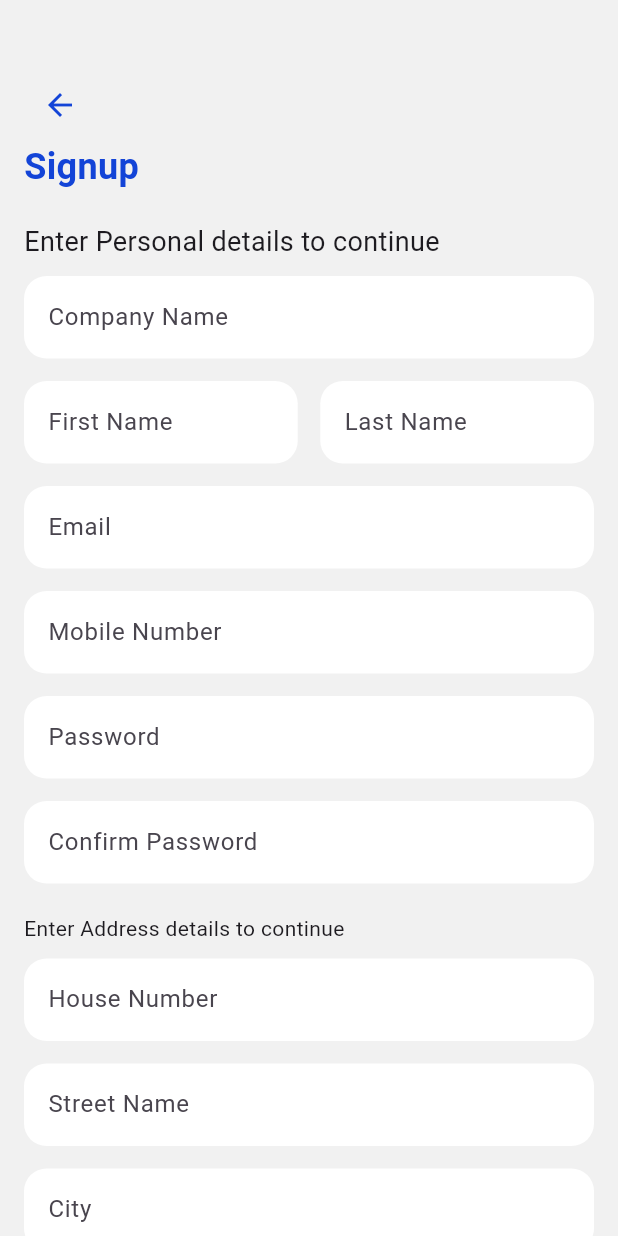
After one commit to Eng-Mushtaq/Passengers-Luggage-Driver, a Flutter app: the DriverSignupScreen screen opened directly, on a phone screen of 412 x 824 dp. The commit adds this screen. Run offline on Flutter 3.47's test engine with Material 3 defaults, Android fonts, the phone set to English and light mode, and no system bars; our stand-ins replace get.

Commit message:
add signup screen

```diff
--- a/lib/SignupScreen.dart
+++ b/lib/Customer/SignupScreen.dart
@@ -1,14 +1,14 @@
 import 'package:flutter/material.dart';
 import 'package:luggage_delivery/onboarding/constant.dart';
 
-import 'custom_widgets/custom_textformfield.dart';
+import '../custom_widgets/custom_textformfield.dart';
 
-class SignupScreen extends StatefulWidget {
+class CustomerSignupScreen extends StatefulWidget {
   @override
-  _SignupScreenState createState() => _SignupScreenState();
+  _CustomerSignupScreenState createState() => _CustomerSignupScreenState();
 }
 
-class _SignupScreenState extends State<SignupScreen> {
+class _CustomerSignupScreenState extends State<CustomerSignupScreen> {
   final TextEditingController companyController = TextEditingController();
   final TextEditingController firstNameController = TextEditingController();
   final TextEditingController lastNameController = TextEditingController();
--- /dev/null
+++ b/lib/Driver/SignupScreen.dart
@@ -0,0 +1,184 @@
+import 'package:flutter/material.dart';
+import 'package:luggage_delivery/onboarding/constant.dart';
+
+import '../custom_widgets/custom_textformfield.dart';
+
+class DriverSignupScreen extends StatefulWidget {
+  @override
+  _DriverSignupScreenState createState() => _DriverSignupScreenState();
+}
+
+class _DriverSignupScreenState extends State<DriverSignupScreen> {
+  final TextEditingController companyController = TextEditingController();
+  final TextEditingController firstNameController = TextEditingController();
+  final TextEditingController lastNameController = TextEditingController();
+  final TextEditingController emailController = TextEditingController();
+  final TextEditingController mobileNumberController = TextEditingController();
+  final TextEditingController passwordController = TextEditingController();
+  final TextEditingController confirmPasswordController =
+      TextEditingController();
+  final TextEditingController houseNumberController = TextEditingController();
+  final TextEditingController streetNameController = TextEditingController();
+  final TextEditingController cityController = TextEditingController();
+  final TextEditingController stateController = TextEditingController();
+  final TextEditingController postcodeController = TextEditingController();
+  final TextEditingController countryController = TextEditingController();
+
+  @override
+  Widget build(BuildContext context) {
+    return Scaffold(
+      backgroundColor: const Color(0xFFf1f1f1),
+      // appBar: AppBar(
+      //   title: Text('Signup'),
+      // ),
+      body: SingleChildScrollView(
+        child: Padding(
+          padding: const EdgeInsets.all(16.0),
+          child: Column(
+            crossAxisAlignment: CrossAxisAlignment.stretch,
+            children: <Widget>[
+              const SizedBox(height: 30),
+              Row(
+                children: [
+                  const SizedBox(),
+                  IconButton(
+                      padding: EdgeInsets.zero,
+                      onPressed: () {},
+                      icon: Icon(
+                        Icons.arrow_back,
+                        color: blue,
+                      )),
+                ],
+              ),
+              Text(
+                'Signup',
+                style: TextStyle(
+                    fontWeight: FontWeight.bold, fontSize: 24, color: blue),
+              ),
+              const SizedBox(height: 20),
+              const Text(
+                'Enter Personal details to continue',
+                style: TextStyle(
+                  fontSize: 18,
+                ),
+              ),
+              const SizedBox(height: 10),
+              CustomTextFormField(
+                labelText: 'Company Name',
+                controller: companyController,
+                textInputType: TextInputType.text,
+              ),
+              const SizedBox(height: 15),
+              Row(
+                children: [
+                  Expanded(
+                    child: CustomTextFormField(
+                      labelText: 'First Name',
+                      controller: firstNameController,
+                      textInputType: TextInputType.name,
+                    ),
+                  ),
+                  const SizedBox(width: 15),
+                  Expanded(
+                    child: CustomTextFormField(
+                      labelText: 'Last Name',
+                      controller: lastNameController,
+                      textInputType: TextInputType.name,
+                    ),
+                  ),
+                ],
+              ),
+              const SizedBox(height: 15),
+              CustomTextFormField(
+                labelText: 'Email',
+                controller: emailController,
+                textInputType: TextInputType.emailAddress,
+              ),
+              const SizedBox(height: 15),
+              CustomTextFormField(
+                labelText: 'Mobile Number',
+                controller: mobileNumberController,
+                textInputType: TextInputType.phone,
+              ),
+              const SizedBox(height: 15),
+              CustomTextFormField(
+                labelText: 'Password',
+                controller: passwordController,
+                isObsecure: true,
+              ),
+              const SizedBox(height: 15),
+              CustomTextFormField(
+                labelText: 'Confirm Password',
+                controller: confirmPasswordController,
+                isObsecure: true,
+              ),
+              const SizedBox(height: 20),
+              const Text('Enter Address details to continue'),
+              const SizedBox(height: 10),
+              CustomTextFormField(
+                labelText: 'House Number',
+                controller: houseNumberController,
+                textInputType: TextInputType.number,
+              ),
+              const SizedBox(height: 15),
+              CustomTextFormField(
+                labelText: 'Street Name',
+                controller: streetNameController,
+                textInputType: TextInputType.streetAddress,
+              ),
+              const SizedBox(height: 15),
+              CustomTextFormField(
+                labelText: 'City',
+                controller: cityController,
+                textInputType: TextInputType.text,
+              ),
+              const SizedBox(height: 15),
+              CustomTextFormField(
+                labelText: 'State',
+                controller: stateController,
+                textInputType: TextInputType.text,
+              ),
+              const SizedBox(height: 15),
+              CustomTextFormField(
+                labelText: 'Postcode',
+                controller: postcodeController,
+                textInputType: TextInputType.number,
+              ),
+              const SizedBox(height: 15),
+              CustomTextFormField(
+                labelText: 'Country',
+                controller: countryController,
+                textInputType: TextInputType.text,
+              ),
+              const SizedBox(height: 20),
+              SizedBox(
+                height: 55,
+                child: ElevatedButton(
+                  onPressed: () {
+                    // Implement login logic
+                  },
+                  style: ElevatedButton.styleFrom(
+                    backgroundColor: blue,
+                    shape: RoundedRectangleBorder(
+                      borderRadius: BorderRadius.circular(
+                          8.0), // Adjust the radius as needed
+                    ),
+                    //   padding: EdgeInsets.symmetric(
+                    //       vertical: screenSize.height * 0.02),
+                    //
+                    //   // Dynamic padding based on screen height
+                    // ),
+                  ),
+                  child: const Text(
+                    'REGISTER',
+                    style: TextStyle(fontSize: 18, color: Colors.white),
+                  ),
+                ),
+              )
+            ],
+          ),
+        ),
+      ),
+    );
+  }
+}
--- a/lib/LoginScreen.dart
+++ b/lib/LoginScreen.dart
@@ -2,8 +2,9 @@ import 'package:flutter/cupertino.dart';
 import 'package:flutter/material.dart';
 import 'package:flutter/widgets.dart';
 import 'package:get/get.dart';
-import 'package:luggage_delivery/SignupScreen.dart';
+import 'package:luggage_delivery/Customer/SignupScreen.dart';
 
+import 'Driver/SignupScreen.dart';
 import 'custom_widgets/custom_textformfield.dart';
 import 'onboarding/constant.dart';
 
@@ -116,7 +117,7 @@ class LoginPage extends StatelessWidget {
                         const Text("Don't have an account? "),
                         GestureDetector(
                           onTap: () {
-                            Get.to(SignupScreen());
+                            Get.to(DriverSignupScreen());
                             // Implement sign up navigation
                           },
                           child: const Text(
--- a/lib/main.dart
+++ b/lib/main.dart
@@ -3,7 +3,7 @@ import 'package:get/get.dart';
 import 'package:luggage_delivery/onboarding/onboard.dart';
 
 import 'LoginScreen.dart';
-import 'SignupScreen.dart';
+import 'Customer/SignupScreen.dart';
 
 void main() {
   runApp(const MyApp());
```
Also changed, not shown: 1 other file.
